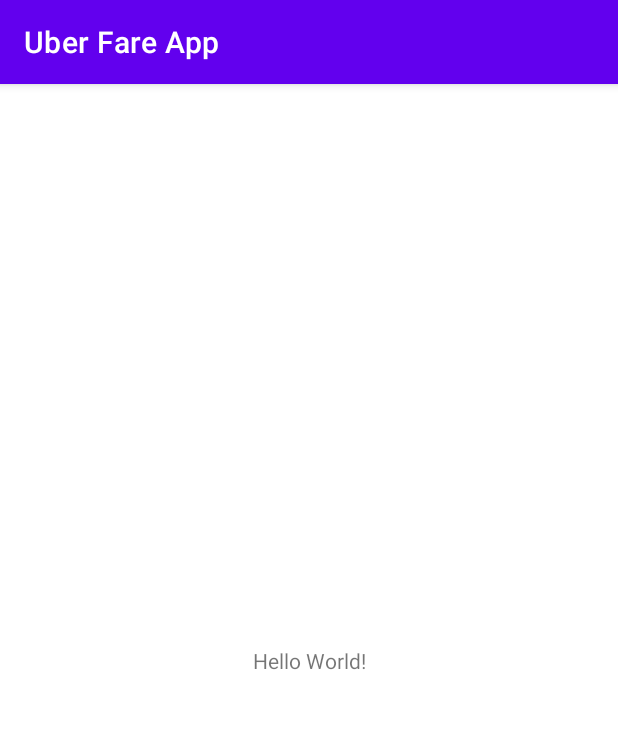
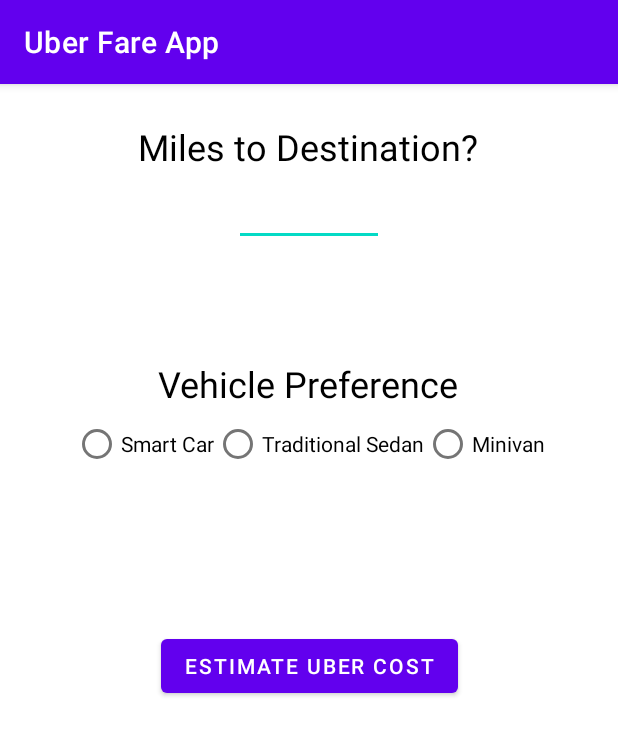
Before and after one commit to tehRyley/CIS240-RyleyGreen, an Android app: the screen it shows after launch (MainActivity), on a phone screen of 412 x 824 dp. Shown: the top 735 px of the screen. Run offline under Robolectric (Android 15) with nearby library versions, the phone set to English and light mode, and no system bars.

Commit message:
Updated Layout

```diff
--- a/Uber Fare App/app/src/main/res/layout/activity_main.xml
+++ b/Uber Fare App/app/src/main/res/layout/activity_main.xml
@@ -7,12 +7,80 @@
     tools:context=".MainActivity">
 
     <TextView
+        android:id="@+id/txtMiles"
         android:layout_width="wrap_content"
         android:layout_height="wrap_content"
-        android:text="Hello World!"
-        app:layout_constraintBottom_toBottomOf="parent"
+        android:layout_marginTop="25dp"
+        android:labelFor="@id/editTextNumber"
+        android:text="@string/txtMiles"
+        android:textColor="#000000"
+        android:textSize="24sp"
         app:layout_constraintEnd_toEndOf="parent"
+        app:layout_constraintHorizontal_bias="0.498"
         app:layout_constraintStart_toStartOf="parent"
         app:layout_constraintTop_toTopOf="parent" />
 
+    <EditText
+        android:id="@+id/editTextNumber"
+        android:layout_width="100dp"
+        android:layout_height="50dp"
+        android:ems="10"
+        android:importantForAutofill="no"
+        android:inputType="number"
+        app:layout_constraintEnd_toEndOf="parent"
+        app:layout_constraintStart_toStartOf="parent"
+        app:layout_constraintTop_toBottomOf="@+id/txtMiles" />
+
+    <RadioGroup
+        android:id="@+id/radioGroup"
+        android:layout_width="wrap_content"
+        android:layout_height="wrap_content"
+        android:orientation="horizontal"
+        app:layout_constraintEnd_toEndOf="parent"
+        app:layout_constraintStart_toStartOf="parent"
+        app:layout_constraintTop_toBottomOf="@+id/txtCar">
+
+        <RadioButton
+            android:id="@+id/carSmart"
+            android:layout_width="wrap_content"
+            android:layout_height="wrap_content"
+            android:text="@string/carSmart" />
+
+        <RadioButton
+            android:id="@+id/carSedan"
+            android:layout_width="wrap_content"
+            android:layout_height="wrap_content"
+            android:text="@string/carSedan" />
+
+        <RadioButton
+            android:id="@+id/carMinivan"
+            android:layout_width="wrap_content"
+            android:layout_height="wrap_content"
+            android:layout_weight="1"
+            android:text="@string/carMinivan" />
+    </RadioGroup>
+
+    <TextView
+        android:id="@+id/txtCar"
+        android:layout_width="wrap_content"
+        android:layout_height="wrap_content"
+        android:layout_marginTop="75dp"
+        android:text="@string/txtCar"
+        android:textColor="#000000"
+        android:textSize="24sp"
+        app:layout_constraintEnd_toEndOf="parent"
+        app:layout_constraintHorizontal_bias="0.498"
+        app:layout_constraintStart_toStartOf="parent"
+        app:layout_constraintTop_toBottomOf="@+id/editTextNumber" />
+
+    <Button
+        android:id="@+id/btnCost"
+        android:layout_width="wrap_content"
+        android:layout_height="wrap_content"
+        android:layout_marginTop="100dp"
+        android:text="@string/btnCost"
+        app:layout_constraintEnd_toEndOf="parent"
+        app:layout_constraintStart_toStartOf="parent"
+        app:layout_constraintTop_toBottomOf="@+id/radioGroup" />
+
 </androidx.constraintlayout.widget.ConstraintLayout>
--- a/Uber Fare App/app/src/main/res/values/strings.xml
+++ b/Uber Fare App/app/src/main/res/values/strings.xml
@@ -1,3 +1,12 @@
 <resources>
     <string name="app_name">Uber Fare App</string>
+    <string name="txtMiles">Miles to Destination?</string>
+    <string name="txtCar">Vehicle Preference</string>
+    <string name="carSmart">Smart Car</string>
+    <string name="carSedan">Traditional Sedan</string>
+    <string name="carMinivan">Minivan</string>
+    <string name="smartPrice">+$2.00</string>
+    <string name="sedanPrice">+$0.00</string>
+    <string name="minivanPrice">+$5.00</string>
+    <string name="btnCost">Estimate Uber Cost</string>
 </resources>
```
